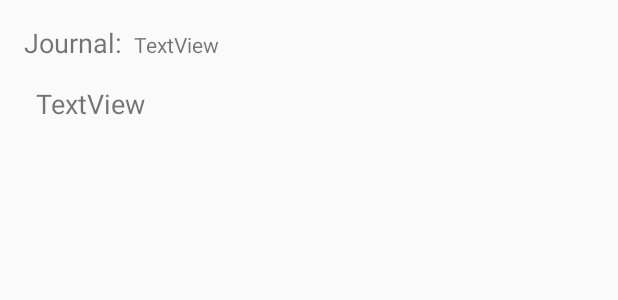
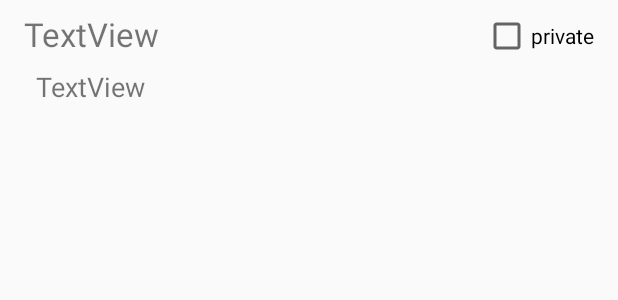
Before and after one commit to ktbeck/Treeki, an Android app: the layout activity_journal_detail.xml on its own in the app's theme, with its tools: preview values and no code run, on a phone screen of 412 x 824 dp. Shown: the top 300 px of the screen. Run offline under Robolectric (Android 15) with nearby library versions, the phone set to English and light mode, and no system bars.

Commit message:
Added private/public to journal detail

```diff
--- a/app/src/main/java/com/treeki/treekii/JournalDetail.java
+++ b/app/src/main/java/com/treeki/treekii/JournalDetail.java
@@ -3,9 +3,13 @@ package com.treeki.treekii;
 import android.content.Intent;
 import android.support.v7.app.AppCompatActivity;
 import android.os.Bundle;
+import android.util.Log;
+import android.widget.CheckBox;
 import android.widget.TextView;
 
 public class JournalDetail extends AppCompatActivity {
+    private CheckBox priv;
+    private String TAG = "JournalDetail";
 
     @Override
     protected void onCreate(Bundle savedInstanceState) {
@@ -15,10 +19,15 @@ public class JournalDetail extends AppCompatActivity {
         Intent i = getIntent();
         String content = i.getStringExtra("content");
         String date = i.getStringExtra("date");
+        Boolean checked = i.getBooleanExtra("private",false);
 
         TextView c = (TextView) findViewById(R.id.jourContent);
         TextView d = (TextView) findViewById(R.id.dateView);
         c.setText(content);
         d.setText(date);
+
+        priv = (CheckBox) findViewById(R.id.priv);
+        priv.setChecked(checked);
+        priv.setEnabled(false);
     }
 }
--- a/app/src/main/java/com/treeki/treekii/PastJournals.java
+++ b/app/src/main/java/com/treeki/treekii/PastJournals.java
@@ -75,8 +75,10 @@ public class PastJournals extends AppCompatActivity {
 
                                 Intent JournalDetail = new Intent(PastJournals.this,JournalDetail.class);
                                 String content = dataSnapshot.child(date).child("Journal").child("answer").getValue(String.class);
+                                Boolean checked = dataSnapshot.child(date).child("Journal").child("private").getValue(Boolean.class);
                                 JournalDetail.putExtra("date",date);
                                 JournalDetail.putExtra("content",content);
+                                JournalDetail.putExtra("private",checked);
                                 startActivity(JournalDetail);
                             }
                         });
--- a/app/src/main/res/layout/activity_journal_detail.xml
+++ b/app/src/main/res/layout/activity_journal_detail.xml
@@ -14,33 +14,37 @@
         android:layout_marginLeft="24dp"
         android:layout_marginRight="24dp"
         android:layout_marginStart="24dp"
-        android:layout_marginTop="16dp"
+        android:layout_marginTop="8dp"
         android:text="TextView"
         android:textSize="18sp"
         app:layout_constraintEnd_toEndOf="parent"
         app:layout_constraintStart_toStartOf="parent"
-        app:layout_constraintTop_toBottomOf="@+id/textView3" />
-
-    <TextView
-        android:id="@+id/textView3"
-        android:layout_width="wrap_content"
-        android:layout_height="wrap_content"
-        android:layout_marginLeft="16dp"
-        android:layout_marginStart="16dp"
-        android:layout_marginTop="16dp"
-        android:text="Journal:"
-        android:textSize="18sp"
-        app:layout_constraintStart_toStartOf="parent"
-        app:layout_constraintTop_toTopOf="parent" />
+        app:layout_constraintTop_toBottomOf="@+id/dateView" />
 
     <TextView
         android:id="@+id/dateView"
         android:layout_width="wrap_content"
         android:layout_height="wrap_content"
+        android:layout_marginLeft="16dp"
+        android:layout_marginStart="16dp"
+        android:layout_marginTop="8dp"
+        android:text="TextView"
+        android:textSize="22sp"
+        app:layout_constraintStart_toStartOf="parent"
+        app:layout_constraintTop_toTopOf="parent" />
+
+    <CheckBox
+        android:id="@+id/priv"
+        android:layout_width="wrap_content"
+        android:layout_height="wrap_content"
+        android:layout_marginEnd="16dp"
         android:layout_marginLeft="8dp"
+        android:layout_marginRight="16dp"
         android:layout_marginStart="8dp"
-        android:layout_marginTop="20dp"
-        android:text="TextView"
-        app:layout_constraintStart_toEndOf="@+id/textView3"
+        android:layout_marginTop="8dp"
+        android:text="private"
+        app:layout_constraintEnd_toEndOf="parent"
+        app:layout_constraintHorizontal_bias="1.0"
+        app:layout_constraintStart_toEndOf="@+id/dateView"
         app:layout_constraintTop_toTopOf="parent" />
 </android.support.constraint.ConstraintLayout>
```
